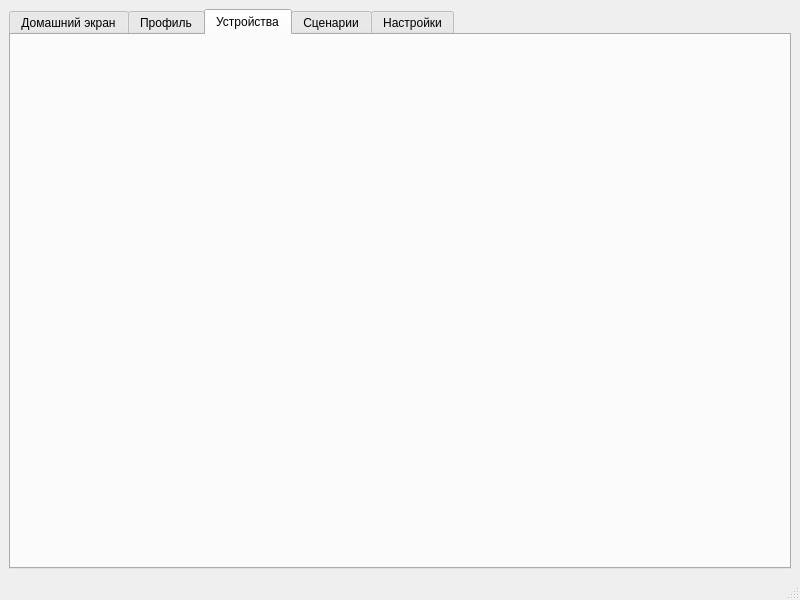
Before: the Qt Designer form mainwindow.ui in MrFireDeN/SmartHome, drawn with Qt 5.
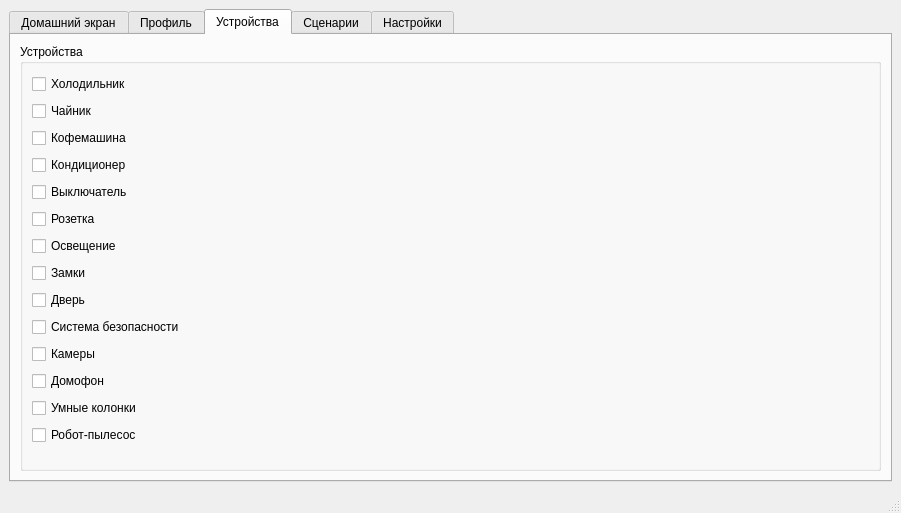
After: the same form once the commit is applied.

Commit message: feat: добавил устройства

What changed in the file:
```diff
--- a/mainwindow.ui
+++ b/mainwindow.ui
@@ -6,8 +6,8 @@
    <rect>
     <x>0</x>
     <y>0</y>
-    <width>800</width>
-    <height>600</height>
+    <width>901</width>
+    <height>513</height>
    </rect>
   </property>
   <property name="windowTitle">
@@ -15,7 +15,7 @@
   </property>
   <widget class="QWidget" name="centralwidget">
    <layout class="QGridLayout" name="gridLayout">
-    <item row="0" column="0">
+    <item row="0" column="1">
      <widget class="QTabWidget" name="tabWidget">
       <property name="currentIndex">
        <number>2</number>
@@ -34,6 +34,119 @@
        <attribute name="title">
         <string>Устройства</string>
        </attribute>
+       <layout class="QVBoxLayout" name="verticalLayout_2">
+        <item>
+         <widget class="QGroupBox" name="things_2">
+          <property name="title">
+           <string>Устройства</string>
+          </property>
+          <layout class="QHBoxLayout" name="horizontalLayout">
+           <item>
+            <layout class="QVBoxLayout" name="verticalLayout">
+             <item>
+              <widget class="QCheckBox" name="frige">
+               <property name="text">
+                <string>Холодильник</string>
+               </property>
+              </widget>
+             </item>
+             <item>
+              <widget class="QCheckBox" name="kettle">
+               <property name="text">
+                <string>Чайник</string>
+               </property>
+              </widget>
+             </item>
+             <item>
+              <widget class="QCheckBox" name="coffeMachine">
+               <property name="text">
+                <string>Кофемашина</string>
+               </property>
+              </widget>
+             </item>
+             <item>
+              <widget class="QCheckBox" name="airConditioner">
+               <property name="text">
+                <string>Кондиционер</string>
+               </property>
+              </widget>
+             </item>
+             <item>
+              <widget class="QCheckBox" name="lightSwitch">
+               <property name="text">
+                <string>Выключатель</string>
+               </property>
+              </widget>
+             </item>
+             <item>
+              <widget class="QCheckBox" name="socket">
+               <property name="text">
+                <string>Розетка</string>
+               </property>
+              </widget>
+             </item>
+             <item>
+              <widget class="QCheckBox" name="light">
+               <property name="text">
+                <string>Освещение</string>
+               </property>
+              </widget>
+             </item>
+             <item>
+              <widget class="QCheckBox" name="locks">
+               <property name="text">
+                <string>Замки</string>
+               </property>
+              </widget>
+             </item>
+             <item>
+              <widget class="QCheckBox" name="door">
+               <property name="text">
+                <string>Дверь</string>
+               </property>
+              </widget>
+             </item>
+             <item>
+              <widget class="QCheckBox" name="securitySystem">
+               <property name="text">
+                <string>Система безопасности</string>
+               </property>
+              </widget>
+             </item>
+             <item>
+              <widget class="QCheckBox" name="cameras">
+               <property name="text">
+                <string>Камеры</string>
+               </property>
+              </widget>
+             </item>
+             <item>
+              <widget class="QCheckBox" name="intercom">
+               <property name="text">
+                <string>Домофон</string>
+               </property>
+              </widget>
+             </item>
+             <item>
+              <widget class="QCheckBox" name="smartSpeaker">
+               <property name="text">
+                <string>Умные колонки</string>
+               </property>
+              </widget>
+             </item>
+             <item>
+              <widget class="QCheckBox" name="robotCleaner">
+               <property name="text">
+                <string>Робот-пылесос</string>
+               </property>
+              </widget>
+             </item>
+            </layout>
+           </item>
+          </layout>
+         </widget>
+        </item>
+       </layout>
       </widget>
       <widget class="QWidget" name="scripts">
        <attribute name="title">
```
Left out of the diff: 4 changed lines with no effect on the pictures.
